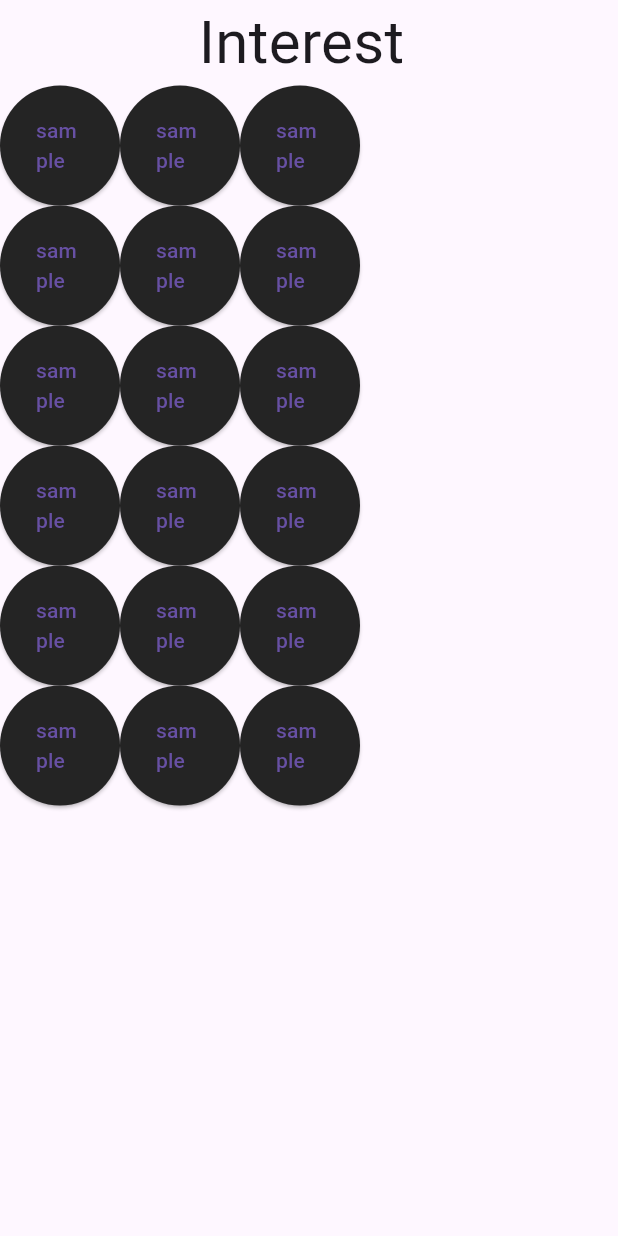
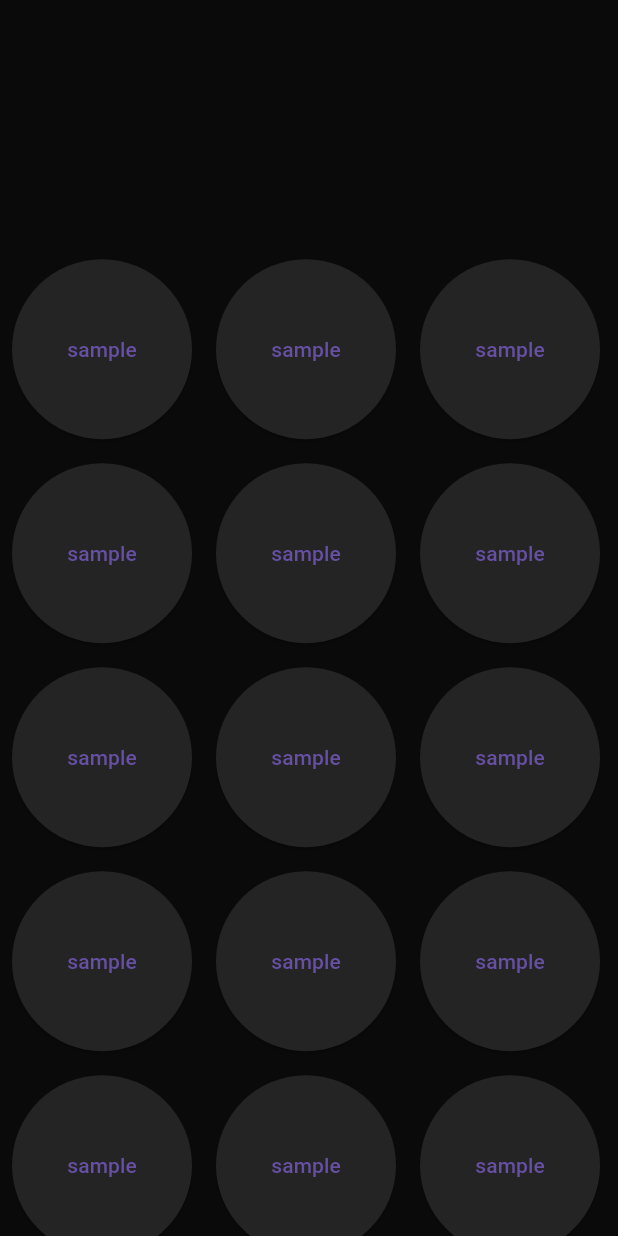
Before and after one commit to pugazhmukilan/Newsapp-flutter, a Flutter app: the Interest screen opened directly, on a phone screen of 412 x 824 dp. Run offline on Flutter 3.47's test engine with Material 3 defaults, Android fonts, the light colour scheme and no system bars; our stand-ins replace animated_text_kit, cloud_firestore, firebase_auth, firebase_core, shared_preferences; accounts and stored records are empty.

Commit message:
interest page

```diff
--- a/lib/Signup.dart
+++ b/lib/Signup.dart
@@ -64,6 +64,7 @@ class _Signup extends State<Signup>{
 
                   if (newUser != null) {
                     print("Registered correctly");
+                    Navigator.pop(context);
                     Navigator.push(context,MaterialPageRoute(builder: (context)=>Interest()));
                     Navigator.push(context, MaterialPageRoute(builder: (context)=> ErrorDialog(title: "Congraluation", content: " You Successfully Signed up")));
 
--- a/lib/constants.dart
+++ b/lib/constants.dart
@@ -101,10 +101,12 @@ class Selectionbutton extends StatefulWidget{
   bool ispressed = false;
   @override
   Widget build(BuildContext context){
-      return Container(
-        height: 80,
-        width:80,
-        decoration: BoxDecoration(borderRadius: BorderRadius.circular(30)),
+      return Padding(
+        padding: const EdgeInsets.all(8.0),
+        child: Container(
+          height: 120,
+          width: 120,
+          decoration: BoxDecoration(borderRadius: BorderRadius.circular(20),shape: BoxShape.rectangle),
           child: ElevatedButton(
                         style: ButtonStyle(
                             backgroundColor: (ispressed) ? pressedcolor : unpressedcolor
@@ -124,6 +126,7 @@ class Selectionbutton extends StatefulWidget{
 
                         },
                         child: Text("sample")),
+        ),
       );
 
   }}
--- a/lib/interest.dart
+++ b/lib/interest.dart
@@ -8,71 +8,53 @@ class Interest extends StatefulWidget{
 }
 
 class _InterestState extends State<Interest>{
-
   @override
   Widget build(BuildContext context){
+
       return Scaffold(
+        backgroundColor: kBackgroundcolor,
+
         body:Column(
+          children:[
+            Expanded(
+              flex:1,
+              child: SizedBox(
+                height: 80,
+              ),
+            ),
 
-        children: [
-          Text("Interest ",style: TextStyle(fontSize: 40),),
+            Expanded(
+              flex: 4,
+              child: CustomScrollView(
+                        physics: const BouncingScrollPhysics(),
+                        slivers: [
 
-          SingleChildScrollView(
-            child:Column(
-              children: [
+                // ignore: prefer_const_constructors
 
-                Row(
-                  children: [
+                         //search bar
+
+
+                        SliverList(
+                delegate: SliverChildBuilderDelegate(
+
+
+
+                  (BuildContext context,int index){
+                    return Expanded(
+                      child: Row(children: [
                         Selectionbutton(),
                         Selectionbutton(),
-                    Selectionbutton(),
+                        Selectionbutton(),]),
+                    );
+                  },
+                  childCount: 20,
 
-                  ],
                 ),
-                Row(
-                  children: [
-                    Selectionbutton(),
-                    Selectionbutton(),
-                    Selectionbutton(),
 
-                  ],
                          ),
-                Row(
-                  children: [
-                    Selectionbutton(),
-                    Selectionbutton(),
-                    Selectionbutton(),
-
-                  ],
+                         ]
                        ),
-                Row(
-                  children: [
-                    Selectionbutton(),
-                    Selectionbutton(),
-                    Selectionbutton(),
-
-                  ],
-                ),
-                Row(
-                  children: [
-                    Selectionbutton(),
-                    Selectionbutton(),
-                    Selectionbutton(),
-
-                  ],
-                ),
-                Row(
-                  children: [
-                    Selectionbutton(),
-                    Selectionbutton(),
-                    Selectionbutton(),
-
-                  ],
-                )
-              ],
-            ),
-          )
-        ],
+             ),]
         ),
       );
   }
--- a/lib/login.dart
+++ b/lib/login.dart
@@ -4,9 +4,7 @@ import 'package:shared_preferences/shared_preferences.dart';
 
 import "Signup.dart";
 import "constants.dart";
-import "firebase_infosaver_loading_page.dart";
-
-
+import "interest.dart";
 class Login extends StatefulWidget{
 
   @override
@@ -72,7 +70,9 @@ class _LoginState extends State<Login>{
                 // ignore: unnecessary_null_comparison
                 if (user != null){
                   print("everthying went well");
-                  Navigator.push(context,MaterialPageRoute(builder: (context)=>Info_loader()));
+                  Navigator.pop(context);
+                  Navigator.push(context,MaterialPageRoute(builder: (context)=>Interest()));
+                  //Navigator.push(context,MaterialPageRoute(builder: (context)=>Info_loader()));
                   emailcontroller.clear();
 
                   passwordcontroller.clear();
```
Lines whose indentation alone changed are shown as unchanged.
